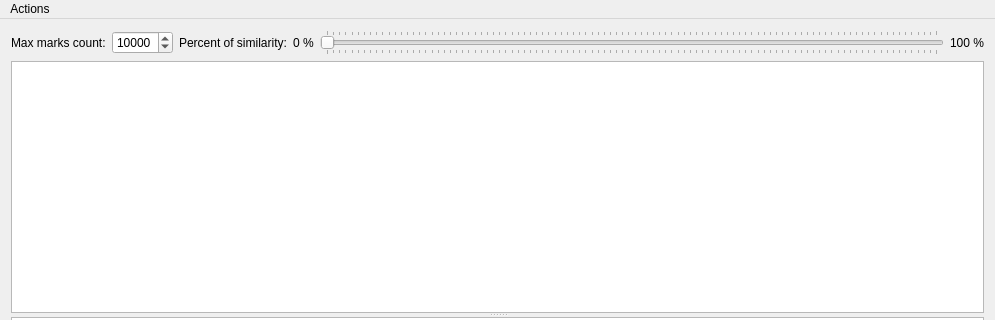
a-pavlov/fantlab, file app/mainwindow.ui: the form before one commit; both pictures show x 0 to 995 and y 0 to 320 of the 995 by 602 pixel window.
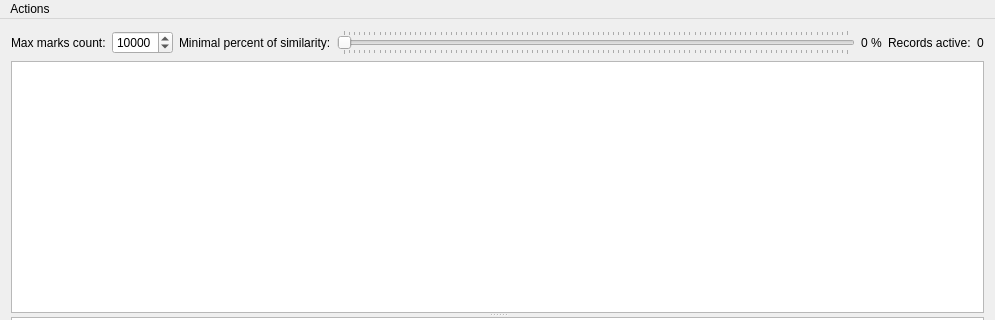
The form after the commit. Icons and pictures are not drawn.

Commit message: Add information labels

```diff
--- a/app/mainwindow.ui
+++ b/app/mainwindow.ui
@@ -44,14 +44,7 @@
       <item>
        <widget class="QLabel" name="label">
         <property name="text">
-         <string>Percent of similarity:</string>
-        </property>
-       </widget>
-      </item>
-      <item>
-       <widget class="QLabel" name="lbMin">
-        <property name="text">
-         <string>0 %</string>
+         <string>Minimal percent of similarity:</string>
         </property>
        </widget>
       </item>
@@ -71,7 +64,21 @@
       <item>
        <widget class="QLabel" name="lbMax">
         <property name="text">
-         <string>100 %</string>
+         <string>0 %</string>
+        </property>
+       </widget>
+      </item>
+      <item>
+       <widget class="QLabel" name="label_3">
+        <property name="text">
+         <string>Records active:</string>
+        </property>
+       </widget>
+      </item>
+      <item>
+       <widget class="QLabel" name="lbRecords">
+        <property name="text">
+         <string>0</string>
         </property>
        </widget>
       </item>
```
Left out of the diff: 2 changed lines with no effect on the pictures. The commit also changes 1 other file.
